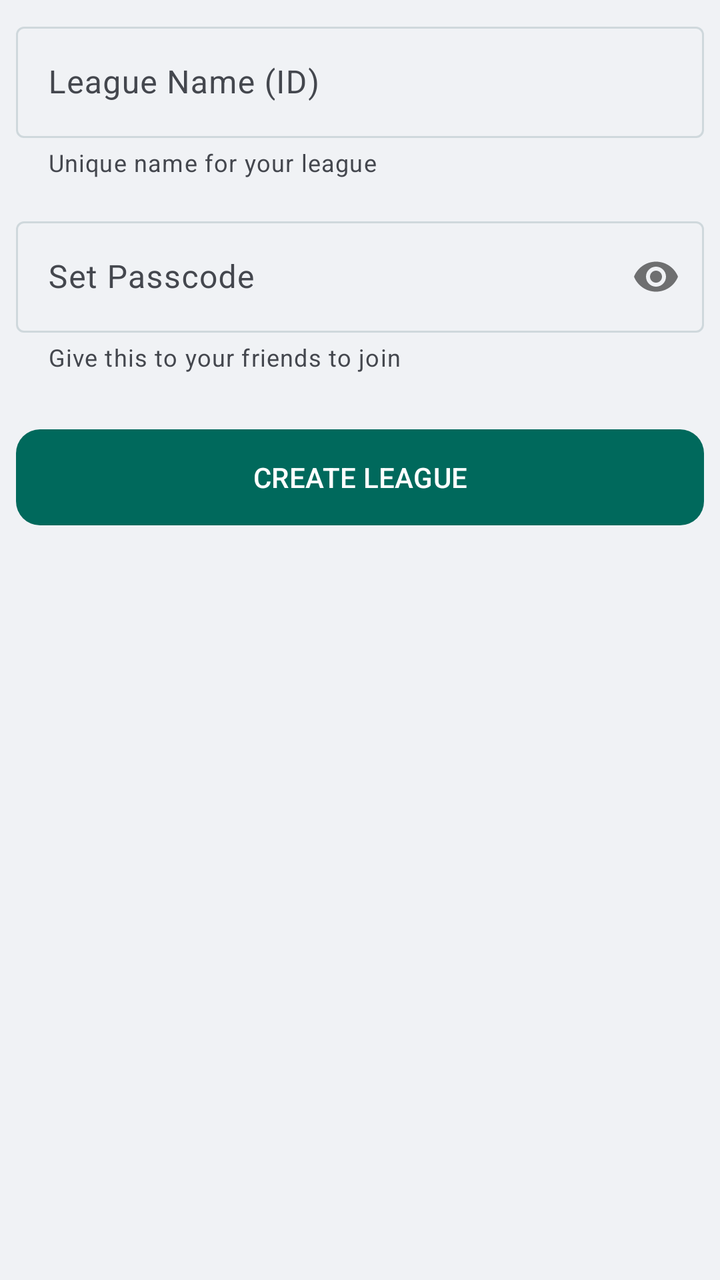
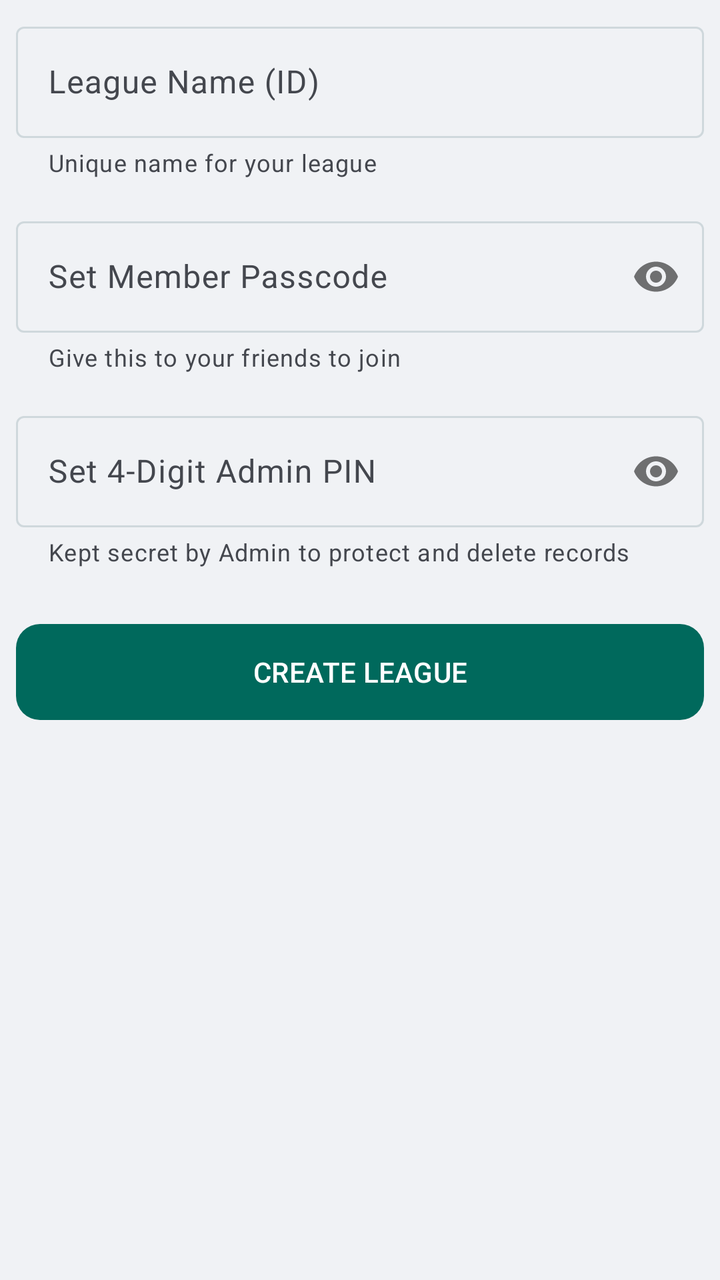

The first picture is an Android layout as it rendered before a commit; the second is the same layout after the commit. The layout source and the unified diff follow.
<!-- AndroidManifest.xml: application theme Theme.Scoring -->
<!-- res/layout/item_gully_create.xml -->
<?xml version="1.0" encoding="utf-8"?>
<LinearLayout xmlns:android="http://schemas.android.com/apk/res/android"
    xmlns:app="http://schemas.android.com/apk/res-auto"
    android:layout_width="match_parent"
    android:layout_height="match_parent"
    android:orientation="vertical"
    android:padding="8dp">

    <com.google.android.material.textfield.TextInputLayout
        style="@style/Widget.Material3.TextInputLayout.OutlinedBox"
        android:layout_width="match_parent"
        android:layout_height="wrap_content"
        android:hint="League Name (ID)"
        android:layout_marginBottom="16dp"
        app:helperText="Unique name for your league">
        <com.google.android.material.textfield.TextInputEditText
            android:id="@+id/etCreateId"
            android:layout_width="match_parent"
            android:layout_height="wrap_content"
            android:inputType="textCapCharacters" />
    </com.google.android.material.textfield.TextInputLayout>

    <com.google.android.material.textfield.TextInputLayout
        style="@style/Widget.Material3.TextInputLayout.OutlinedBox"
        android:layout_width="match_parent"
        android:layout_height="wrap_content"
        android:hint="Set Passcode"
        app:passwordToggleEnabled="true"
        android:layout_marginBottom="24dp"
        app:helperText="Give this to your friends to join">
        <com.google.android.material.textfield.TextInputEditText
            android:id="@+id/etCreatePass"
            android:layout_width="match_parent"
            android:layout_height="wrap_content"
            android:inputType="textPassword" />
    </com.google.android.material.textfield.TextInputLayout>

    <com.google.android.material.button.MaterialButton
        android:id="@+id/btnCreate"
        android:layout_width="match_parent"
        android:layout_height="56dp"
        android:text="CREATE LEAGUE"
        app:cornerRadius="12dp" />
</LinearLayout>
<!-- resources referenced by this layout -->
<resources>
  <style name="Theme.Scoring" parent="Base.Theme.Scoring" />
  <style name="Base.Theme.Scoring" parent="Theme.Material3.DayNight.NoActionBar">
          
          <item name="colorPrimary">@color/colorPrimary</item>
          <item name="colorOnPrimary">@color/colorOnPrimary</item>
          <item name="colorPrimaryContainer">@color/surface_card</item>
          <item name="colorOnPrimaryContainer">@color/colorPrimary</item>
  
          
          <item name="colorSecondary">@color/colorAccent</item>
          <item name="colorOnSecondary">@color/colorOnAccent</item>
          <item name="colorSecondaryContainer">@color/surface_elevated</item>
          <item name="colorOnSecondaryContainer">@color/colorAccent</item>
  
          
          <item name="android:windowBackground">@color/bg_main</item>
          <item name="colorSurface">@color/surface_card</item>
          <item name="colorOnSurface">@color/text_primary</item>
          <item name="colorSurfaceVariant">@color/surface_elevated</item>
          <item name="colorOnSurfaceVariant">@color/text_secondary</item>
          <item name="colorOutline">@color/divider_main</item>
  
          
          <item name="runHighlight">@color/run_highlight</item>
          <item name="wicketHighlight">@color/wicket_highlight</item>
          <item name="boundaryHighlight">@color/boundary_highlight</item>
          <item name="extraHighlight">@color/extra_slate</item>
          <item name="dotBallHighlight">@color/dot_ball_grey</item>
  
          
          <item name="prestigeGold">@color/accent_amber</item>
          <item name="prestigeOrange">@color/prestige_orange</item>
          <item name="prestigePurple">@color/accent_purple</item>
  
          <item name="cardViewStyle">@style/Widget.Material3.CardView.Elevated</item>
  
          <item name="android:statusBarColor">@android:color/transparent</item>
          <item name="android:navigationBarColor">@android:color/transparent</item>
          <item name="android:windowTranslucentStatus">false</item>
          <item name="android:windowTranslucentNavigation">false</item>
      </style>
  <color name="colorPrimary">#00695C</color>
  <color name="colorOnPrimary">#FFFFFF</color>
  <color name="surface_card">#FFFFFF</color>
  <color name="colorAccent">#00695C</color>
  <color name="colorOnAccent">#FFFFFF</color>
  <color name="surface_elevated">#F8F9FA</color>
  <color name="bg_main">#F0F2F5</color>
  <color name="text_primary">#1A1C1E</color>
  <color name="text_secondary">#44474E</color>
  <color name="divider_main">#CFD8DC</color>
  <color name="run_highlight">#00695C</color>
  <color name="wicket_highlight">#B71C1C</color>
  <color name="boundary_highlight">#EF6C00</color>
  <color name="extra_slate">#546E7A</color>
  <color name="dot_ball_grey">#90A4AE</color>
  <color name="accent_amber">#FFD700</color>
  <color name="prestige_orange">#EF6C00</color>
  <color name="accent_purple">#5a0080</color>
</resources>

<!-- the commit's change to res/layout/item_gully_create.xml (unified diff, before → after) -->
@@ -17,22 +17,47 @@
             android:id="@+id/etCreateId"
             android:layout_width="match_parent"
             android:layout_height="wrap_content"
-            android:inputType="textCapCharacters" />
+            android:inputType="textCapCharacters"
+            android:singleLine="true"
+            android:maxLines="1"
+            android:imeOptions="actionNext" />
     </com.google.android.material.textfield.TextInputLayout>
 
     <com.google.android.material.textfield.TextInputLayout
         style="@style/Widget.Material3.TextInputLayout.OutlinedBox"
         android:layout_width="match_parent"
         android:layout_height="wrap_content"
-        android:hint="Set Passcode"
+        android:hint="Set Member Passcode"
         app:passwordToggleEnabled="true"
-        android:layout_marginBottom="24dp"
+        android:layout_marginBottom="16dp"
         app:helperText="Give this to your friends to join">
         <com.google.android.material.textfield.TextInputEditText
             android:id="@+id/etCreatePass"
             android:layout_width="match_parent"
             android:layout_height="wrap_content"
-            android:inputType="textPassword" />
+            android:inputType="textPassword"
+            android:singleLine="true"
+            android:maxLines="1"
+            android:imeOptions="actionNext" />
+    </com.google.android.material.textfield.TextInputLayout>
+
+    <com.google.android.material.textfield.TextInputLayout
+        style="@style/Widget.Material3.TextInputLayout.OutlinedBox"
+        android:layout_width="match_parent"
+        android:layout_height="wrap_content"
+        android:hint="Set 4-Digit Admin PIN"
+        app:passwordToggleEnabled="true"
+        android:layout_marginBottom="24dp"
+        app:helperText="Kept secret by Admin to protect and delete records">
+        <com.google.android.material.textfield.TextInputEditText
+            android:id="@+id/etCreateAdminPin"
+            android:layout_width="match_parent"
+            android:layout_height="wrap_content"
+            android:inputType="numberPassword"
+            android:maxLength="4"
+            android:singleLine="true"
+            android:maxLines="1"
+            android:imeOptions="actionDone" />
     </com.google.android.material.textfield.TextInputLayout>
 
     <com.google.android.material.button.MaterialButton
